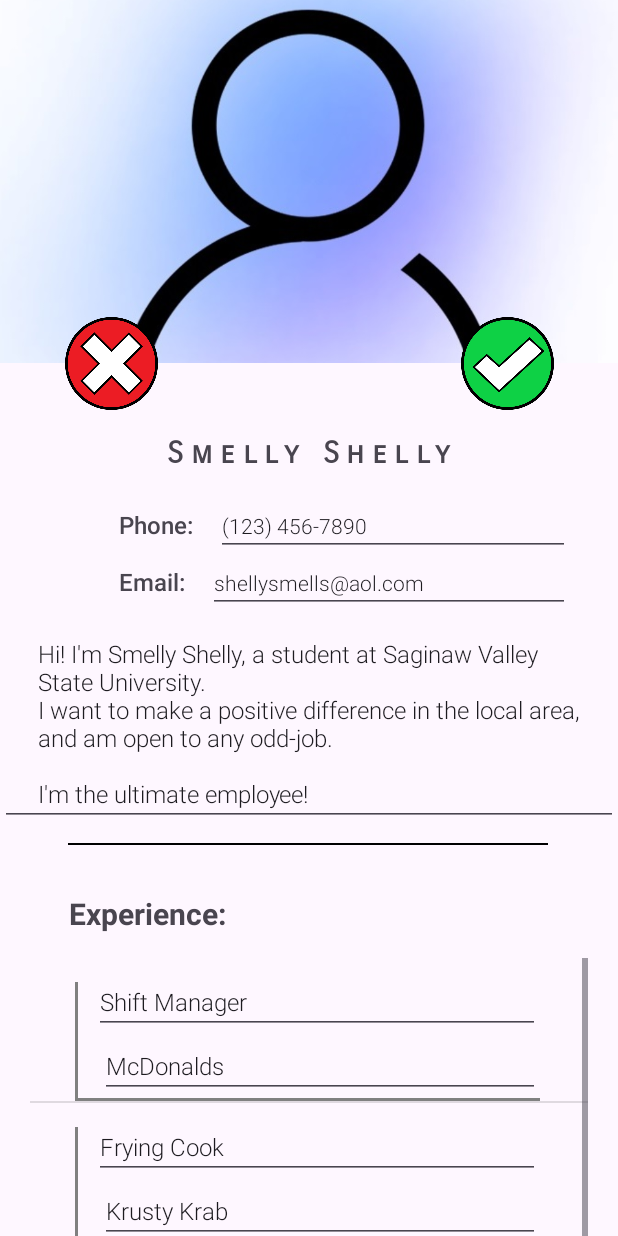
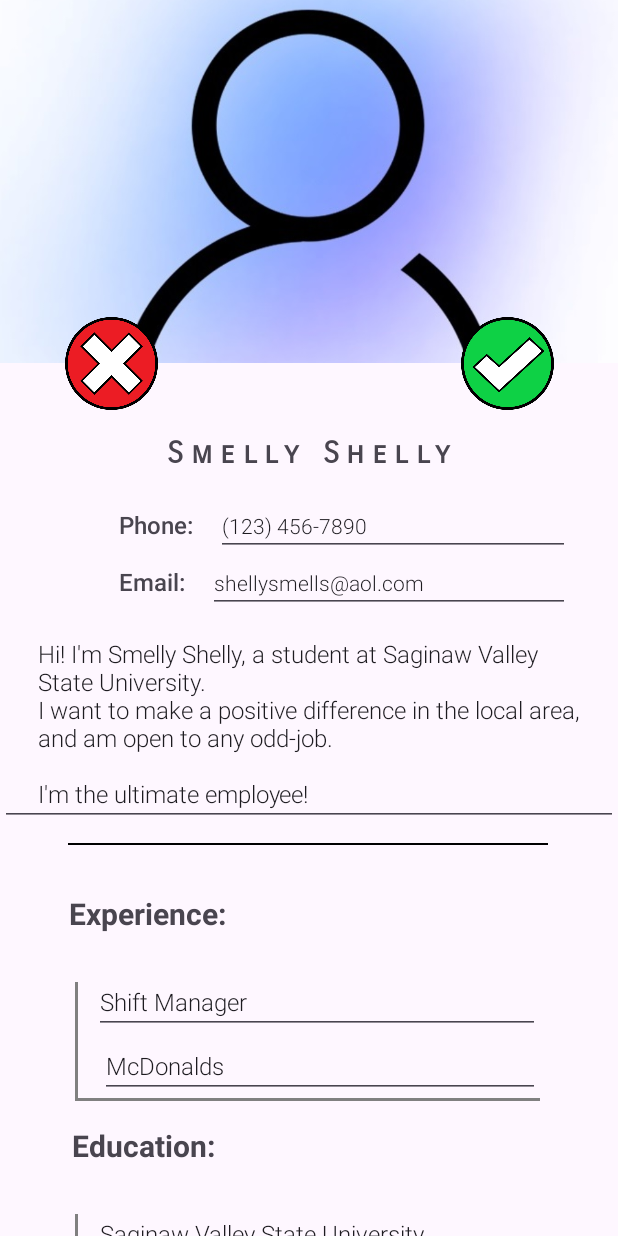
Before and after one commit to AndrewPyscher/Job-App-Android, an Android app: the UserProfile screen opened directly, with no data from a screen before it, after a tap on an icon or button, on a phone screen of 412 x 824 dp. Run offline under Robolectric (Android 15) with nearby library versions, the phone set to English and light mode, and no system bars.

Commit message:
Planned listview height rework

```diff
--- a/app/src/main/java/com/example/project2/UserProfile.java
+++ b/app/src/main/java/com/example/project2/UserProfile.java
@@ -48,28 +48,37 @@ public class UserProfile extends AppCompatActivity {
         ArrayList<Job> jobHistory = new ArrayList<>();
         jobHistory.add(new Job("Shift Manager", "McDonalds"));
         jobHistory.add(new Job("Frying Cook", "Krusty Krab"));
-        jobHistory.add(new Job(false));
+
 
         Log.d("USER_PROFILE", "Size of jobHistory: " + jobHistory.size());
 
         jobAdapter = new EmploymentAdapter(this, jobHistory);
 
         lstExperience.setAdapter(jobAdapter);
+        // Calculate height of listview
+        // TODO: Create the actual function
+        //  Ensure 2 sizes are calculated.
+        //      - Static list of complete entries
+        //      - Extra template view
+        //  Could use percentage of view height.
+        //      Ensure guideline in XML is ABSOLUTE endpoint.
+//        setListViewHeight();
+        lstExperience.setNestedScrollingEnabled(false);
 
         //set listAdapter in loop for getting final size
-        int totalHeight=0;
-        for (int i=0; i < jobAdapter.getCount(); i++) {
-            View listItem=jobAdapter.getView(i, null, lstExperience);
-            listItem.measure(0, 0);
-            Log.d("USER_PROFILE","Measured height: " + listItem.getMeasuredHeight());
-            totalHeight+=listItem.getMeasuredHeight();
-        }
-        //setting listview item in adapter
-        ViewGroup.LayoutParams params=lstExperience.getLayoutParams();
-        params.height=(totalHeight + (jobAdapter.getCount() - 1))/4;
-        lstExperience.setLayoutParams(params);
-        // print height of adapter on log
-        Log.i("height of listItem:", String.valueOf(totalHeight));
+//        int totalHeight=0;
+//        for (int i=0; i < jobAdapter.getCount(); i++) {
+//            View listItem=jobAdapter.getView(i, null, lstExperience);
+//            listItem.measure(0, 0);
+//            Log.d("USER_PROFILE","Measured height: " + listItem.getMeasuredHeight());
+//            totalHeight+=listItem.getMeasuredHeight();
+//        }
+//        //setting listview item in adapter
+//        ViewGroup.LayoutParams params=lstExperience.getLayoutParams();
+//        params.height=(totalHeight + (jobAdapter.getCount() - 1))/4;
+//        lstExperience.setLayoutParams(params);
+//        // print height of adapter on log
+//        Log.i("height of listItem:", String.valueOf(totalHeight));
 
         // ------ \\
 
@@ -85,14 +94,22 @@ public class UserProfile extends AppCompatActivity {
 
         // 'Edit' button dual-functions as 'Save' button
         btnEdit.setOnClickListener(v -> {
-            if(etDescription.getVisibility() == View.INVISIBLE)
+            if(etDescription.getVisibility() == View.INVISIBLE) {
                 setProfileEditable();
+                jobHistory.add(new Job(false));
+                jobAdapter = new EmploymentAdapter(this, jobHistory);
+                lstExperience.setAdapter(jobAdapter);
+            }
+
             else {
                 // Save Changes
 //                txtPhone.setText(etPhone.getText().toString().trim());
 //                txtEmail.setText(etEmail.getText().toString().trim());
 //                txtDescription.setText(etDescription.getText().toString().trim());
                 jobAdapter.saveJobData();
+                jobHistory.remove(jobHistory.size()-1);
+                jobAdapter = new EmploymentAdapter(this, jobHistory);
+                lstExperience.setAdapter(jobAdapter);
                 setProfileStatic();
             }
             EmploymentAdapter.isEditable = !EmploymentAdapter.isEditable;
--- a/app/src/main/res/layout/activity_user_profile.xml
+++ b/app/src/main/res/layout/activity_user_profile.xml
@@ -159,6 +159,7 @@
                 app:layout_constraintStart_toStartOf="parent"
                 app:layout_constraintTop_toBottomOf="@+id/textView7" />
 
+
             <ListView
                 android:id="@+id/lstExperience"
                 android:layout_width="0dp"
@@ -167,7 +168,10 @@
                 android:paddingHorizontal="20dp"
                 app:layout_constraintEnd_toEndOf="parent"
                 app:layout_constraintStart_toStartOf="parent"
-                app:layout_constraintTop_toBottomOf="@+id/textView3" />
+                app:layout_constraintTop_toBottomOf="@+id/textView3"
+                />
+
+
 
             <TextView
                 android:id="@+id/textView723"
@@ -219,7 +223,8 @@
                 android:layout_marginTop="16dp"
                 android:background="#000000"
                 android:visibility="invisible"
-                app:layout_constraintBottom_toBottomOf="@id/scroll_view"
+                app:layout_constraintStart_toStartOf="parent"
+                app:layout_constraintEnd_toEndOf="parent"
                 app:layout_constraintTop_toBottomOf="@id/lstEducation" />
 
             <TextView
```
